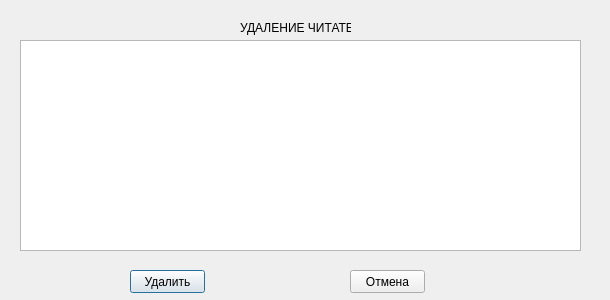
The window that deleting_reader/delete_reader.ui (vladislavvasyukov/library) describes before a commit, drawn with Qt 5.
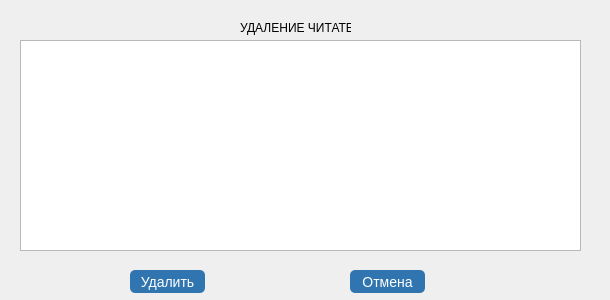
The same window after the commit.

Diff of the .ui file:
```diff
--- a/deleting_reader/delete_reader.ui
+++ b/deleting_reader/delete_reader.ui
@@ -45,6 +45,13 @@
      <height>23</height>
     </rect>
    </property>
+   <property name="styleSheet">
+    <string notr="true">color: #fff;
+text-decoration: none; 
+background-color: #3175b0;
+font-size: 14px;
+border-radius: 5px;</string>
+   </property>
    <property name="text">
     <string>Удалить</string>
    </property>
@@ -58,6 +65,13 @@
      <height>23</height>
     </rect>
    </property>
+   <property name="styleSheet">
+    <string notr="true">color: #fff;
+text-decoration: none; 
+background-color: #3175b0;
+font-size: 14px;
+border-radius: 5px;</string>
+   </property>
    <property name="text">
     <string>Отмена</string>
    </property>
```
